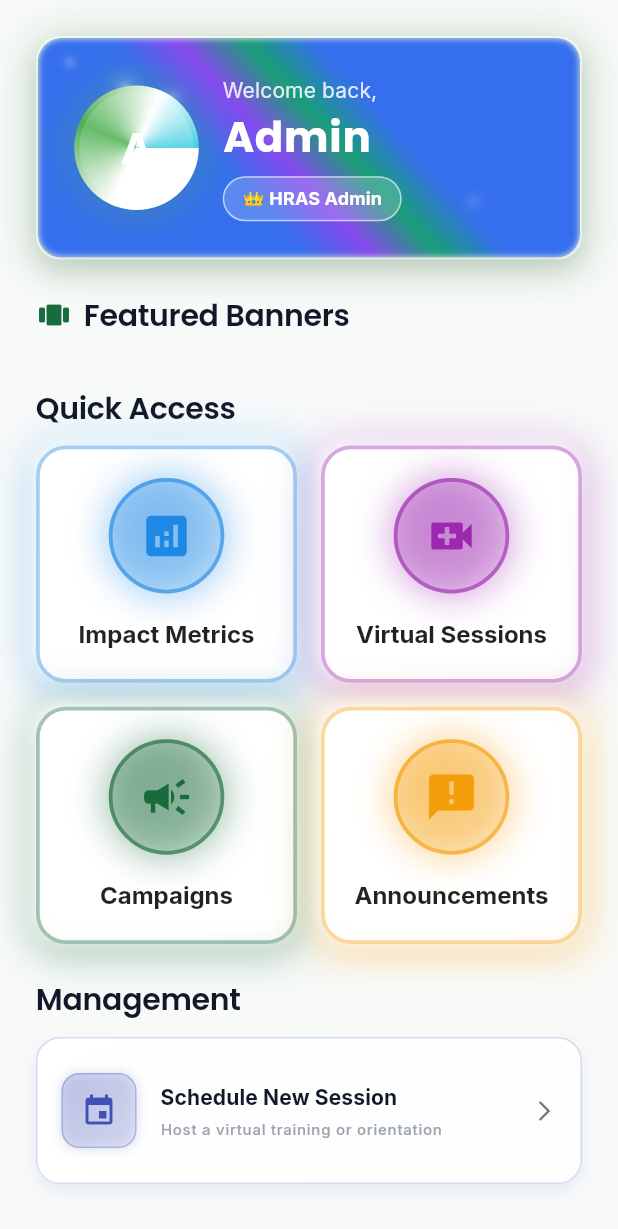
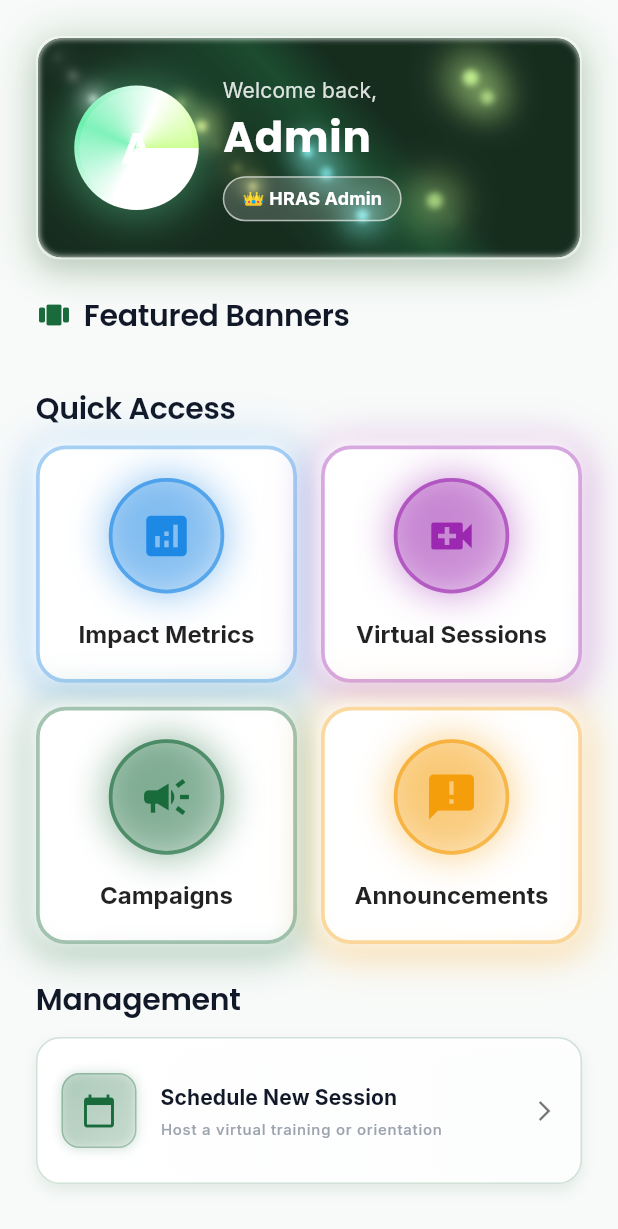
Before and after one commit to FYP-NGO-OPERATION/NGO-Operation-And-Volunteer-Management-System, a Flutter app: the AdminDashboardScreen screen opened directly, on a phone screen of 412 x 824 dp. Shown: the top 1229 px of the screen. Run offline on Flutter 3.47's test engine with Material 3 defaults, Android fonts, the phone set to English and light mode, and no system bars; our stand-ins replace cached_network_image, chewie, cloud_firestore, connectivity_plus, csv, easy_localization and 31 more; missing offline and left inert: file_selector, google_mlkit_text_recognition, mobile_scanner; accounts and stored records are empty.

Commit message:
Enhance stars animation and light theme colors

```diff
--- a/app/lib/screens/admin/admin_dashboard_screen.dart
+++ b/app/lib/screens/admin/admin_dashboard_screen.dart
@@ -141,10 +141,12 @@ class _AdminDashboardScreenState extends State<AdminDashboardScreen> {
               context,
               title: 'Schedule New Session',
               subtitle: 'Host a virtual training or orientation',
-              icon: Icons.event,
-              color: Colors.indigo,
+              icon: Icons.calendar_today,
+              color: isDark ? Colors.greenAccent.shade400 : AppColors.primary,
               isDark: isDark,
-              onTap: () => Navigator.push(context, MaterialPageRoute(builder: (_) => const CreateSessionScreen())),
+              onTap: () {
+                Navigator.push(context, MaterialPageRoute(builder: (_) => const CreateSessionScreen()));
+              },
             ),
           ],
         ),
@@ -357,10 +359,10 @@ class _AnimatedAdminBannerState extends State<_AnimatedAdminBanner> with SingleT
                                 const Color(0xFF0F172A),
                               ]
                             : [
-                                const Color(0xFF2563EB), // Rich Blue
-                                const Color(0xFF7C3AED), // Rich Purple
-                                const Color(0xFF059669), // Rich Emerald
-                                const Color(0xFF2563EB),
+                                const Color(0xFF021B0B), // Extremely dark green
+                                const Color(0xFF052B14),
+                                const Color(0xFF093D1E),
+                                const Color(0xFF021B0B),
                               ],
                         begin: Alignment(shiftX, shiftY),
                         end: Alignment(-shiftX, -shiftY),
@@ -369,13 +371,27 @@ class _AnimatedAdminBannerState extends State<_AnimatedAdminBanner> with SingleT
                   ),
                 ),
                 // Magical Stars
-                ...List.generate(6, (index) {
-                  final starAngle = angle * (index % 2 == 0 ? 1 : -1) + (index * math.pi / 3);
-                  final opacity = (math.sin(starAngle * 4) + 1) / 2 * 0.7; // Pulse between 0 and 0.7
-                  final size = 2.0 + (index % 3) * 2.0;
-                  // Distribute stars across the banner randomly but fixed based on index
-                  final top = 15.0 + (index * 23.0) % 100;
-                  final left = 20.0 + (index * 67.0) % 300;
+                ...List.generate(18, (index) {
+                  final starAngle = angle * (index % 2 == 0 ? 1 : -1) + (index * math.pi / 4);
+                  // Opacity: fade in and out smoothly
+                  final opacity = (math.sin(starAngle * (2 + index % 3)) + 1) / 2 * 0.9;
+                  // Scale/Zoom effect
+                  final sizeScale = (math.cos(starAngle * 3) + 1) / 2;
+                  final baseSize = 2.0 + (index % 4) * 2.0;
+                  final size = baseSize + (sizeScale * 3.5);
+
+                  // Distribute stars randomly across the banner
+                  final top = 10.0 + (index * 31.0) % 110;
+                  final left = 10.0 + (index * 83.0) % 320;
+
+                  // Multi light colors
+                  final starColors = [
+                    Colors.white,
+                    Colors.yellowAccent.shade100,
+                    Colors.cyanAccent.shade100,
+                    Colors.lightGreenAccent.shade100,
+                  ];
+                  final starColor = starColors[index % starColors.length];
 
                   return Positioned(
                     top: top,
@@ -387,12 +403,12 @@ class _AnimatedAdminBannerState extends State<_AnimatedAdminBanner> with SingleT
                         height: size,
                         decoration: BoxDecoration(
                           shape: BoxShape.circle,
-                          color: Colors.white,
+                          color: starColor,
                           boxShadow: [
                             BoxShadow(
-                              color: Colors.white.withOpacity(0.9),
-                              blurRadius: size * 1.5,
-                              spreadRadius: size * 0.5,
+                              color: starColor.withOpacity(0.9),
+                              blurRadius: size * 2.0,
+                              spreadRadius: size * 0.8,
                             ),
                           ],
                         ),
@@ -433,19 +449,19 @@ class _AnimatedAdminBannerState extends State<_AnimatedAdminBanner> with SingleT
                                   ]
                                 : [
                                     Colors.white,
-                                    const Color(0xFF4CAF50),
+                                    Colors.greenAccent,
                                     Colors.white,
-                                    const Color(0xFF00BCD4),
+                                    Colors.lightGreenAccent,
                                     Colors.white,
                                   ],
                           ),
                           boxShadow: [
                             BoxShadow(
                               color: isDark
-                                  ? Colors.tealAccent.withOpacity(0.45 + 0.15 * math.sin(angle * 2))
-                                  : const Color(0xFF4CAF50).withOpacity(0.35 + 0.1 * math.sin(angle * 2)),
-                              blurRadius: 22,
-                              spreadRadius: 5,
+                                  ? Colors.tealAccent.withOpacity(0.55 + 0.25 * math.sin(angle * 2))
+                                  : Colors.greenAccent.withOpacity(0.55 + 0.25 * math.sin(angle * 2)),
+                              blurRadius: 24,
+                              spreadRadius: 6,
                             ),
                           ],
                         ),
```
